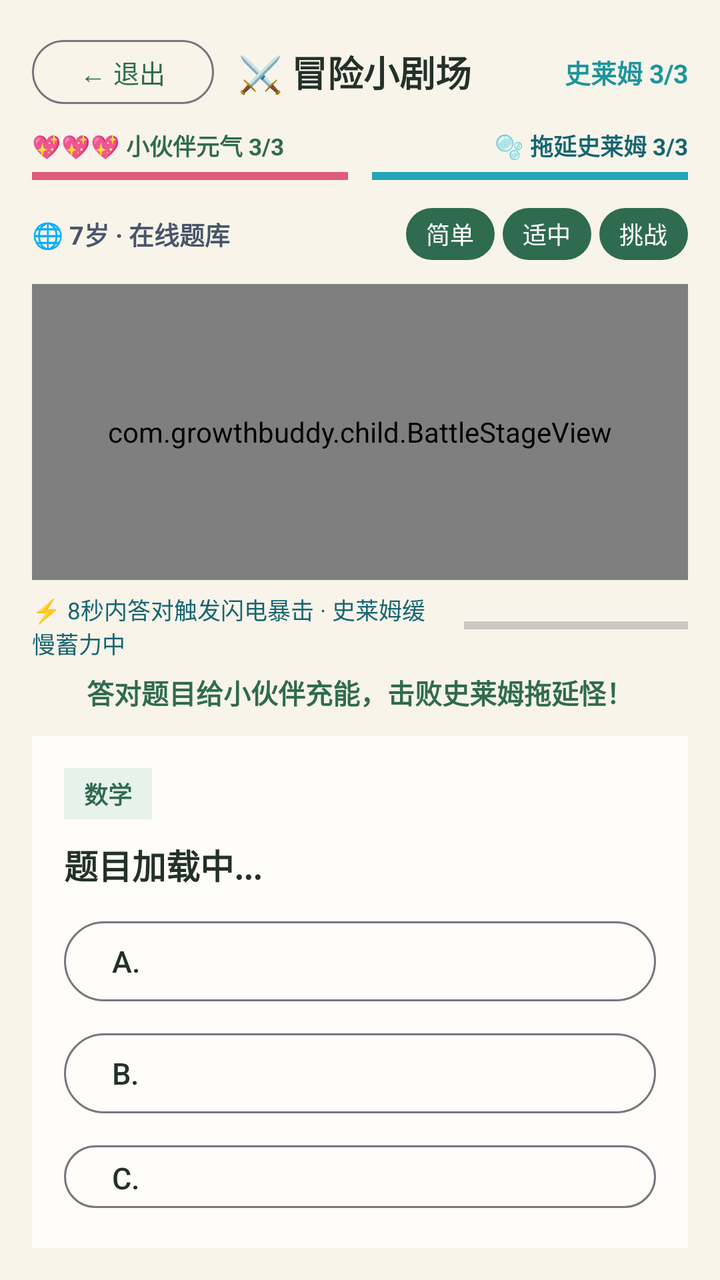
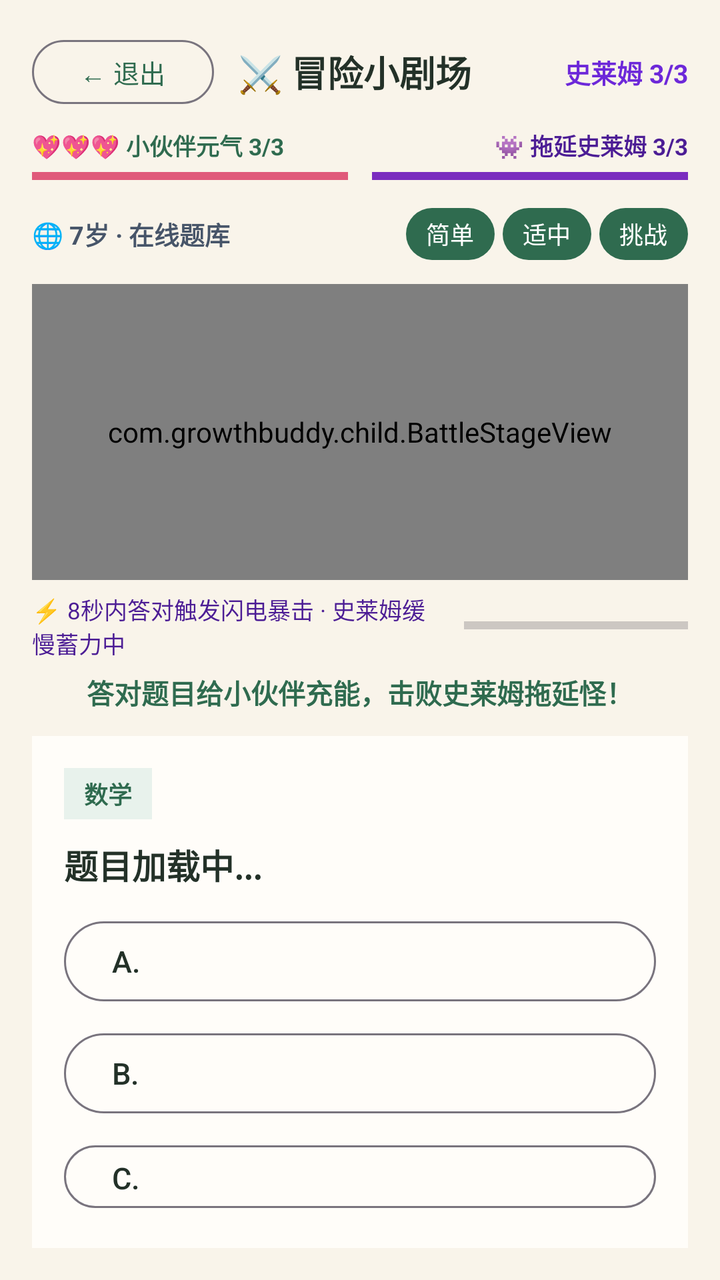

Screens rendered from an Android XML layout before and after an edit, with the pre-edit source and the edit as a unified diff.
<!-- AndroidManifest.xml: application theme Theme.GrowthBuddyChild -->
<!-- res/layout/activity_adventure.xml -->
<?xml version="1.0" encoding="utf-8"?>
<LinearLayout xmlns:android="http://schemas.android.com/apk/res/android"
    android:layout_width="match_parent"
    android:layout_height="match_parent"
    android:background="#F9F4EA"
    android:orientation="vertical"
    android:padding="16dp">

    
    <LinearLayout
        android:layout_width="match_parent"
        android:layout_height="wrap_content"
        android:gravity="center_vertical"
        android:orientation="horizontal">

        <Button
            android:id="@+id/btnAdvExit"
            style="@style/Widget.Material3.Button.OutlinedButton"
            android:layout_width="wrap_content"
            android:layout_height="40dp"
            android:text="← 退出"
            android:textColor="#2F6B4F"
            android:textSize="13sp" />

        <TextView
            android:layout_width="0dp"
            android:layout_height="wrap_content"
            android:layout_marginStart="12dp"
            android:layout_weight="1"
            android:text="⚔️ 冒险小剧场"
            android:textColor="#233128"
            android:textSize="18sp"
            android:textStyle="bold" />

        <TextView
            android:id="@+id/tvAdvHp"
            android:layout_width="wrap_content"
            android:layout_height="wrap_content"
            android:text="史莱姆 3/3"
            android:textColor="#1D949E"
            android:textSize="13sp"
            android:textStyle="bold" />
    </LinearLayout>

    
    <LinearLayout
        android:layout_width="match_parent"
        android:layout_height="wrap_content"
        android:layout_marginTop="8dp"
        android:gravity="center_vertical"
        android:orientation="horizontal">

        <LinearLayout
            android:layout_width="0dp"
            android:layout_height="wrap_content"
            android:layout_marginEnd="6dp"
            android:layout_weight="1"
            android:orientation="vertical">

            <TextView
                android:id="@+id/tvPetHp"
                android:layout_width="match_parent"
                android:layout_height="wrap_content"
                android:text="💖💖💖 小伙伴元气 3/3"
                android:textColor="#2F6B4F"
                android:textSize="11.5sp"
                android:textStyle="bold" />

            <ProgressBar
                android:id="@+id/pbPetHp"
                style="?android:attr/progressBarStyleHorizontal"
                android:layout_width="match_parent"
                android:layout_height="8dp"
                android:layout_marginTop="3dp"
                android:max="3"
                android:progress="3"
                android:progressTint="#E05A7A" />
        </LinearLayout>

        <LinearLayout
            android:layout_width="0dp"
            android:layout_height="wrap_content"
            android:layout_marginStart="6dp"
            android:layout_weight="1"
            android:orientation="vertical">

            <TextView
                android:id="@+id/tvSlimeHpBarLabel"
                android:layout_width="match_parent"
                android:layout_height="wrap_content"
                android:gravity="end"
                android:text="🫧 拖延史莱姆 3/3"
                android:textColor="#146572"
                android:textSize="11.5sp"
                android:textStyle="bold" />

            <ProgressBar
                android:id="@+id/pbMonsterHp"
                style="?android:attr/progressBarStyleHorizontal"
                android:layout_width="match_parent"
                android:layout_height="8dp"
                android:layout_marginTop="3dp"
                android:max="3"
                android:progress="3"
                android:progressTint="#22A6B3" />
        </LinearLayout>
    </LinearLayout>

    
    <LinearLayout
        android:layout_width="match_parent"
        android:layout_height="wrap_content"
        android:layout_marginTop="8dp"
        android:gravity="center_vertical"
        android:orientation="horizontal">

        <TextView
            android:id="@+id/tvQuizLevelInfo"
            android:layout_width="0dp"
            android:layout_height="wrap_content"
            android:layout_weight="1"
            android:text="🌐 7岁 · 在线题库"
            android:textColor="#475569"
            android:textSize="12.5sp"
            android:textStyle="bold" />

        <Button
            android:id="@+id/btnDiffEasy"
            android:layout_width="wrap_content"
            android:layout_height="34dp"
            android:minWidth="0dp"
            android:paddingHorizontal="10dp"
            android:paddingVertical="0dp"
            android:text="简单"
            android:textSize="12sp" />

        <Button
            android:id="@+id/btnDiffNormal"
            android:layout_width="wrap_content"
            android:layout_height="34dp"
            android:layout_marginStart="4dp"
            android:minWidth="0dp"
            android:paddingHorizontal="10dp"
            android:paddingVertical="0dp"
            android:text="适中"
            android:textSize="12sp" />

        <Button
            android:id="@+id/btnDiffHard"
            android:layout_width="wrap_content"
            android:layout_height="34dp"
            android:layout_marginStart="4dp"
            android:minWidth="0dp"
            android:paddingHorizontal="10dp"
            android:paddingVertical="0dp"
            android:text="挑战"
            android:textSize="12sp" />
    </LinearLayout>

    
    <com.growthbuddy.child.BattleStageView
        android:id="@+id/advBattleStage"
        android:layout_width="match_parent"
        android:layout_height="148dp"
        android:layout_marginTop="8dp"
        android:background="#FFFDF9" />

    
    <LinearLayout
        android:layout_width="match_parent"
        android:layout_height="wrap_content"
        android:layout_marginTop="6dp"
        android:gravity="center_vertical"
        android:orientation="horizontal">

        <TextView
            android:id="@+id/tvSlimeCharge"
            android:layout_width="0dp"
            android:layout_height="wrap_content"
            android:layout_weight="1"
            android:text="⚡ 8秒内答对触发闪电暴击 · 史莱姆缓慢蓄力中"
            android:textColor="#146572"
            android:textSize="11.5sp" />

        <ProgressBar
            android:id="@+id/pbSlimeCharge"
            style="?android:attr/progressBarStyleHorizontal"
            android:layout_width="112dp"
            android:layout_height="7dp"
            android:layout_marginStart="8dp"
            android:max="100"
            android:progress="0"
            android:progressTint="#22A6B3" />
    </LinearLayout>

    <TextView
        android:id="@+id/tvAdvStatus"
        android:layout_width="match_parent"
        android:layout_height="wrap_content"
        android:layout_marginTop="6dp"
        android:gravity="center"
        android:text="答对题目给小伙伴充能，击败史莱姆拖延怪！"
        android:textColor="#2F6B4F"
        android:textSize="13.5sp"
        android:textStyle="bold" />

    
    <LinearLayout
        android:id="@+id/quizCard"
        android:layout_width="match_parent"
        android:layout_height="0dp"
        android:layout_marginTop="12dp"
        android:layout_weight="1"
        android:background="#FFFDF9"
        android:orientation="vertical"
        android:padding="16dp">

        <TextView
            android:id="@+id/tvQuizCat"
            android:layout_width="wrap_content"
            android:layout_height="wrap_content"
            android:background="#E8F2EC"
            android:paddingHorizontal="10dp"
            android:paddingVertical="4dp"
            android:text="数学"
            android:textColor="#2F6B4F"
            android:textSize="12sp"
            android:textStyle="bold" />

        <TextView
            android:id="@+id/tvQuizQuestion"
            android:layout_width="match_parent"
            android:layout_height="wrap_content"
            android:layout_marginTop="10dp"
            android:text="题目加载中..."
            android:textColor="#233128"
            android:textSize="17sp"
            android:textStyle="bold" />

        <Button
            android:id="@+id/btnOpt0"
            style="@style/Widget.Material3.Button.OutlinedButton"
            android:layout_width="match_parent"
            android:layout_height="wrap_content"
            android:minHeight="48dp"
            android:layout_marginTop="12dp"
            android:gravity="start|center_vertical"
            android:text="A."
            android:textColor="#233128"
            android:textSize="15sp" />

        <Button
            android:id="@+id/btnOpt1"
            style="@style/Widget.Material3.Button.OutlinedButton"
            android:layout_width="match_parent"
            android:layout_height="wrap_content"
            android:minHeight="48dp"
            android:layout_marginTop="8dp"
            android:gravity="start|center_vertical"
            android:text="B."
            android:textColor="#233128"
            android:textSize="15sp" />

        <Button
            android:id="@+id/btnOpt2"
            style="@style/Widget.Material3.Button.OutlinedButton"
            android:layout_width="match_parent"
            android:layout_height="wrap_content"
            android:minHeight="48dp"
            android:layout_marginTop="8dp"
            android:gravity="start|center_vertical"
            android:text="C."
            android:textColor="#233128"
            android:textSize="15sp" />

        <Button
            android:id="@+id/btnAdvNextRound"
            android:layout_width="match_parent"
            android:layout_height="50dp"
            android:layout_marginTop="16dp"
            android:backgroundTint="#E69A2B"
            android:text="🎉 再来一关！"
            android:textColor="#FFFFFF"
            android:textSize="15.5sp"
            android:textStyle="bold"
            android:visibility="gone" />
    </LinearLayout>

</LinearLayout>
<!-- resources referenced by this layout -->
<resources>
  <style name="Theme.GrowthBuddyChild" parent="Theme.Material3.Light.NoActionBar">
          <item name="colorPrimary">#2F6B4F</item>
          <item name="colorSecondary">#E8913A</item>
          <item name="android:statusBarColor">#FAF7F2</item>
          <item name="android:windowLightStatusBar">true</item>
      </style>
</resources>

<!-- the commit's change to res/layout/activity_adventure.xml (unified diff, before → after) -->
@@ -37,7 +37,7 @@
             android:layout_width="wrap_content"
             android:layout_height="wrap_content"
             android:text="史莱姆 3/3"
-            android:textColor="#1D949E"
+            android:textColor="#6D28D9"
             android:textSize="13sp"
             android:textStyle="bold" />
     </LinearLayout>
@@ -89,8 +89,8 @@
                 android:layout_width="match_parent"
                 android:layout_height="wrap_content"
                 android:gravity="end"
-                android:text="🫧 拖延史莱姆 3/3"
-                android:textColor="#146572"
+                android:text="👾 拖延史莱姆 3/3"
+                android:textColor="#4C1D95"
                 android:textSize="11.5sp"
                 android:textStyle="bold" />
 
@@ -102,7 +102,7 @@
                 android:layout_marginTop="3dp"
                 android:max="3"
                 android:progress="3"
-                android:progressTint="#22A6B3" />
+                android:progressTint="#7B2CBF" />
         </LinearLayout>
     </LinearLayout>
 
@@ -179,7 +179,7 @@
             android:layout_height="wrap_content"
             android:layout_weight="1"
             android:text="⚡ 8秒内答对触发闪电暴击 · 史莱姆缓慢蓄力中"
-            android:textColor="#146572"
+            android:textColor="#4C1D95"
             android:textSize="11.5sp" />
 
         <ProgressBar
@@ -190,7 +190,7 @@
             android:layout_marginStart="8dp"
             android:max="100"
             android:progress="0"
-            android:progressTint="#22A6B3" />
+            android:progressTint="#7B2CBF" />
     </LinearLayout>
 
     <TextView
